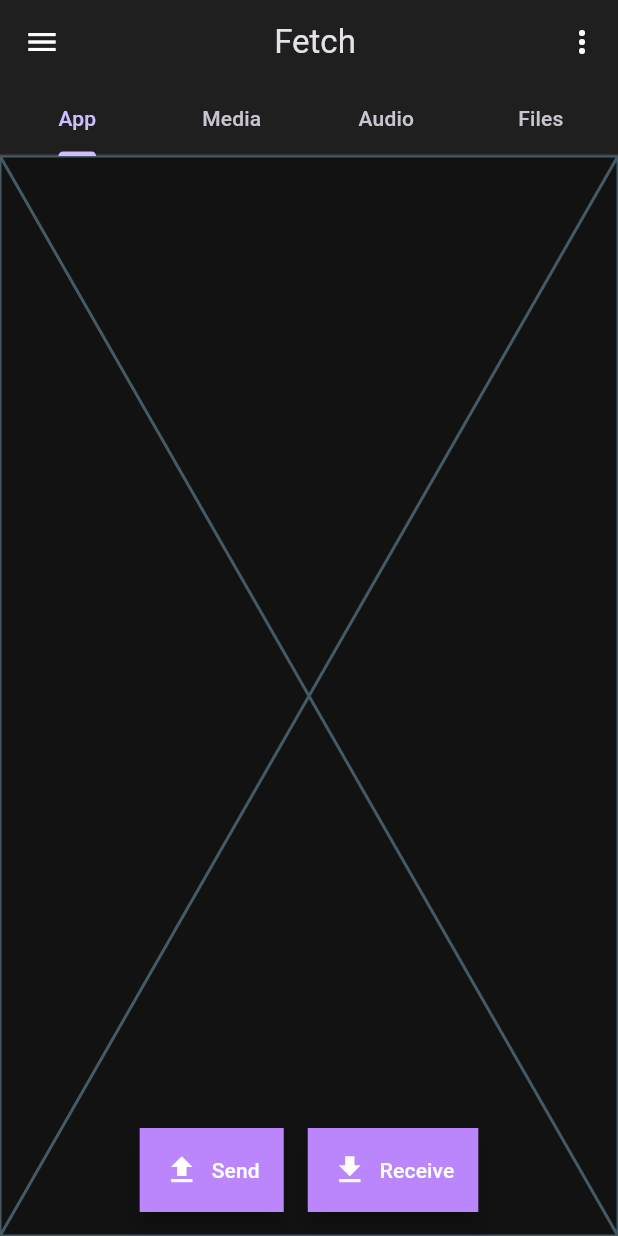
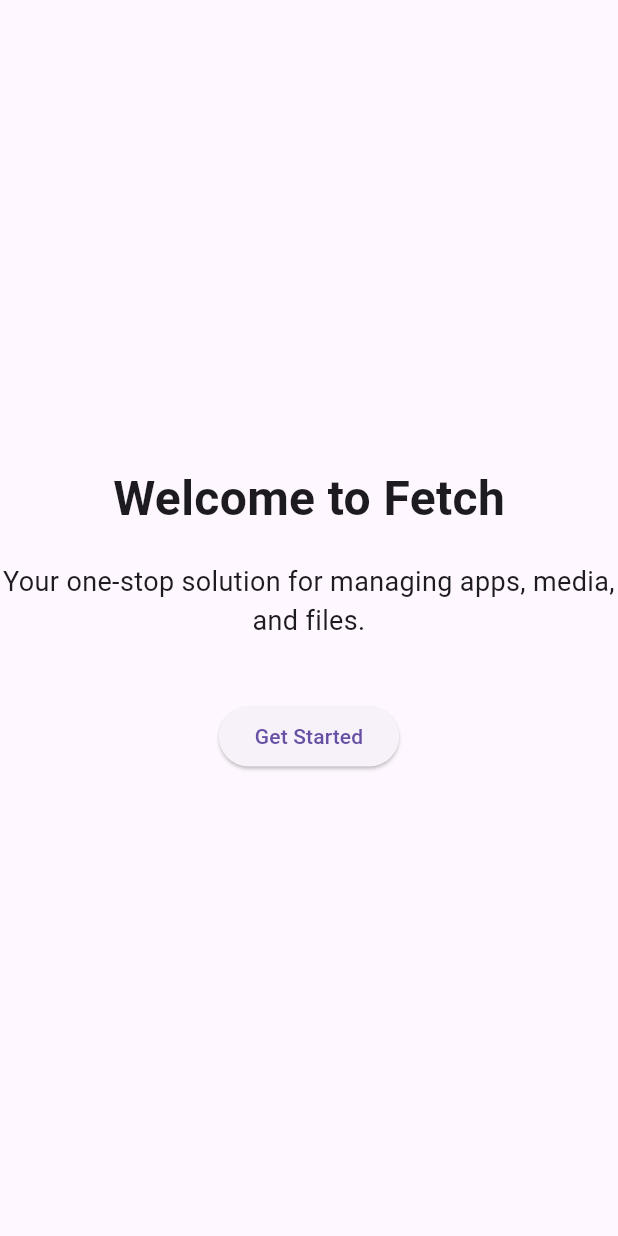
Before and after one commit to Aniket911cpu/Fetch, a Flutter app: the screen it shows after launch, on a phone screen of 412 x 824 dp. Run offline on Flutter 3.47's test engine with Material 3 defaults, Android fonts, the phone set to English and light mode, and no system bars; our stand-ins replace shared_preferences.

Commit message:
Major Flaws Fixed with improved UI

```diff
--- a/lib/Applist.dart
+++ b/lib/Applist.dart
@@ -1,4 +1,5 @@
 import 'package:flutter/material.dart';
+
 class Applist extends StatefulWidget {
   const Applist({super.key});
 
@@ -9,6 +10,6 @@ class Applist extends StatefulWidget {
 class _ApplistState extends State<Applist> {
   @override
   Widget build(BuildContext context) {
-    return const Placeholder();
+    return Scaffold();
   }
 }
--- a/lib/AudioList.dart
+++ b/lib/AudioList.dart
@@ -9,6 +9,6 @@ class Audiolist extends StatefulWidget {
 class _AudiolistState extends State<Audiolist> {
   @override
   Widget build(BuildContext context) {
-    return const Placeholder();
+    return const Scaffold();
   }
 }
--- a/lib/Filelist.dart
+++ b/lib/Filelist.dart
@@ -9,6 +9,6 @@ class Filelist extends StatefulWidget {
 class _FilelistState extends State<Filelist> {
   @override
   Widget build(BuildContext context) {
-    return const Placeholder();
+    return Scaffold();
   }
 }
--- a/lib/HomePage.dart
+++ b/lib/HomePage.dart
@@ -1,12 +1,14 @@
 import 'package:flutter/material.dart';
-
 import 'Applist.dart';
 import 'AudioList.dart';
 import 'Filelist.dart';
-import 'Medialist.dart';
+import 'MediaList.dart';
+import 'package:fetch/Onboarding/OnboardingPage.dart';
 
 class HomePage extends StatefulWidget {
-  const HomePage({super.key});
+  final ValueNotifier<ThemeMode> themeMode;
+
+  const HomePage({super.key, required this.themeMode});
 
   @override
   State<HomePage> createState() => _HomePageState();
@@ -14,11 +16,13 @@ class HomePage extends StatefulWidget {
 
 class _HomePageState extends State<HomePage> with SingleTickerProviderStateMixin {
   late TabController _tabController;
+  String _username = 'Guest';
+  String _avatar = 'lib/assets/default_avatar.png';
 
   @override
   void initState() {
     super.initState();
-    _tabController = TabController(length: 5, vsync: this);
+    _tabController = TabController(length: 4, vsync: this);
   }
 
   @override
@@ -33,16 +37,16 @@ class _HomePageState extends State<HomePage> with SingleTickerProviderStateMixin
       appBar: AppBar(
         title: const Center(child: Text('Fetch')),
         actions: [
-          IconButton(
-            icon: const Icon(Icons.more_vert),
-            onPressed: () {
-              // Action for the icon button
+          Switch(
+            value: widget.themeMode.value == ThemeMode.dark,
+            onChanged: (value) {
+              widget.themeMode.value = value ? ThemeMode.dark : ThemeMode.light;
             },
           ),
         ],
         bottom: TabBar(
           controller: _tabController,
-          isScrollable: false,
+          isScrollable: true,
           tabs: const [
             Tab(text: 'App'),
             Tab(text: 'Media'),
@@ -54,17 +58,26 @@ class _HomePageState extends State<HomePage> with SingleTickerProviderStateMixin
       drawer: Drawer(
         child: ListView(
           padding: EdgeInsets.zero,
-          children: const <Widget>[
+          children: <Widget>[
             DrawerHeader(
               decoration: BoxDecoration(
                 color: Colors.blue,
               ),
-              child: Text(
-                'Menu',
-                style: TextStyle(
-                  color: Colors.white,
-                  fontSize: 24,
-                ),
+              child: Column(
+                children: [
+                  CircleAvatar(
+                    backgroundImage: AssetImage(_avatar),
+                    radius: 40,
+                  ),
+                  SizedBox(height: 10),
+                  Text(
+                    _username,
+                    style: TextStyle(
+                      color: Colors.white,
+                      fontSize: 24,
+                    ),
+                  ),
+                ],
               ),
             ),
             ListTile(
@@ -101,7 +114,7 @@ class _HomePageState extends State<HomePage> with SingleTickerProviderStateMixin
             label: const Text('Send'),
             icon: const Icon(Icons.upload),
             heroTag: 'Send',
-            shape: const RoundedRectangleBorder(),
+            shape: RoundedRectangleBorder(),
             extendedPadding: const EdgeInsets.all(16.0),
           ),
           const SizedBox(width: 16),
@@ -112,7 +125,7 @@ class _HomePageState extends State<HomePage> with SingleTickerProviderStateMixin
             label: const Text('Receive'),
             icon: const Icon(Icons.download),
             heroTag: 'Receive',
-            shape: const RoundedRectangleBorder(),
+            shape: RoundedRectangleBorder(),
             extendedPadding: const EdgeInsets.all(16.0),
           ),
         ],
--- a/lib/Medialist.dart
+++ b/lib/Medialist.dart
@@ -9,6 +9,6 @@ class MediaList extends StatefulWidget {
 class _MediaListState extends State<MediaList> {
   @override
   Widget build(BuildContext context) {
-    return const Placeholder();
+    return Scaffold();
   }
 }
--- /dev/null
+++ b/lib/Onboarding/OnboardingPage.dart
@@ -0,0 +1,33 @@
+import 'package:flutter/material.dart';
+import 'package:shared_preferences/shared_preferences.dart';
+import '../HomePage.dart';
+import 'WelcomePage.dart';
+import 'avatar.dart';
+import 'signin.dart';
+
+class OnboardingPage extends StatelessWidget {
+  final PageController _pageController = PageController();
+
+  @override
+  Widget build(BuildContext context) {
+    return Scaffold(
+      body: PageView(
+        controller: _pageController,
+        children: [
+          WelcomePage(),
+          AvatarSelectionPage(),
+          SignInPage(onComplete: _completeOnboarding),
+        ],
+      ),
+    );
+  }
+
+  void _completeOnboarding(BuildContext context) async {
+    SharedPreferences prefs = await SharedPreferences.getInstance();
+    await prefs.setBool('isFirstRun', false);
+    Navigator.pushReplacement(
+      context,
+      MaterialPageRoute(builder: (context) => HomePage(themeMode: ValueNotifier(ThemeMode.light))),
+    );
+  }
+}
--- /dev/null
+++ b/lib/Onboarding/WelcomePage.dart
@@ -0,0 +1,37 @@
+import 'package:flutter/material.dart';
+
+class WelcomePage extends StatelessWidget {
+  @override
+  Widget build(BuildContext context) {
+    return Scaffold(
+      body: Center(
+        child: Column(
+          mainAxisAlignment: MainAxisAlignment.center,
+          children: [
+            Text(
+              'Welcome to Fetch',
+              style: TextStyle(fontSize: 32, fontWeight: FontWeight.bold),
+            ),
+            SizedBox(height: 20),
+            Text(
+              'Your one-stop solution for managing apps, media, and files.',
+              textAlign: TextAlign.center,
+              style: TextStyle(fontSize: 18),
+            ),
+            SizedBox(height: 40),
+            ElevatedButton(
+              onPressed: () {
+                PageController controller = PageController();
+                controller.nextPage(
+                  duration: Duration(milliseconds: 300),
+                  curve: Curves.easeIn,
+                );
+              },
+              child: Text('Get Started'),
+            ),
+          ],
+        ),
+      ),
+    );
+  }
+}
--- a/lib/colors.dart
+++ /dev/null
@@ -1,15 +0,0 @@
-import 'package:flutter/material.dart';
-
-class AppColors {
-  static const Color primary = Color(0xFF1F1F1F);
-  static const Color secondary = Color(0xFF2C2C2C);
-  static const Color accent = Color(0xFFBB86FC);
-  static const Color background = Color(0xFF121212);
-  static const Color surface = Color(0xFF1E1E1E);
-  static const Color error = Color(0xFFCF6679);
-  static const Color onPrimary = Color(0xFFFFFFFF);
-  static const Color onSecondary = Color(0xFFB0B0B0);
-  static const Color onBackground = Color(0xFFE0E0E0);
-  static const Color onSurface = Color(0xFFE0E0E0);
-  static const Color onError = Color(0xFF000000);
-}
--- a/lib/main.dart
+++ b/lib/main.dart
@@ -1,39 +1,34 @@
 import 'package:flutter/material.dart';
+import 'package:shared_preferences/shared_preferences.dart';
 import 'HomePage.dart';
-import 'colors.dart';
+import 'Onboarding/OnboardingPage.dart';
 
-void main() {
-  runApp(MyApp());
+void main() async {
+  WidgetsFlutterBinding.ensureInitialized();
+  SharedPreferences prefs = await SharedPreferences.getInstance();
+  bool isFirstRun = prefs.getBool('isFirstRun') ?? true;
+
+  runApp(MyApp(isFirstRun: isFirstRun));
 }
 
 class MyApp extends StatelessWidget {
+  final bool isFirstRun;
+  final ValueNotifier<ThemeMode> _themeMode = ValueNotifier(ThemeMode.light);
+
+  MyApp({required this.isFirstRun});
+
   @override
   Widget build(BuildContext context) {
-    return MaterialApp(
-      theme: ThemeData(
-        brightness: Brightness.dark,
-        primaryColor: AppColors.primary,
-        hintColor: AppColors.accent,
-        scaffoldBackgroundColor: AppColors.background,
-        cardColor: AppColors.error,
-        appBarTheme: const AppBarTheme(
-          color: AppColors.primary,
-          iconTheme: IconThemeData(color: AppColors.onPrimary),
-        ),
-        floatingActionButtonTheme: const FloatingActionButtonThemeData(
-          backgroundColor: AppColors.accent,
-          foregroundColor: AppColors.onPrimary,
-        ),
-        textTheme: const TextTheme(
-          bodyLarge: TextStyle(color: AppColors.onBackground),
-          bodyMedium: TextStyle(color: AppColors.onBackground),
-        ),
-        buttonTheme: const ButtonThemeData(
-          buttonColor: AppColors.accent,
-          textTheme: ButtonTextTheme.primary,
-        ),
-      ),
-      home: const HomePage(),
+    return ValueListenableBuilder<ThemeMode>(
+      valueListenable: _themeMode,
+      builder: (context, currentMode, child) {
+        return MaterialApp(
+          theme: ThemeData.light(),
+          darkTheme: ThemeData.dark(),
+          themeMode: currentMode,
+          home: isFirstRun ? OnboardingPage() : HomePage(themeMode: _themeMode),
+        );
+      },
     );
   }
 }
--- a/pubspec.yaml
+++ b/pubspec.yaml
@@ -35,8 +35,7 @@ dependencies:
   # The following adds the Cupertino Icons font to your application.
   # Use with the CupertinoIcons class for iOS style icons.
   cupertino_icons: ^1.0.8
-  device_apps: ^2.2.0
-  mailto: ^2.0.0
+  shared_preferences: ^2.3.2
 
 dev_dependencies:
   flutter_test:
```
Also changed, not shown: lib/Onboarding/avatar.dart (added, +45 -0 lines), lib/Onboarding/signin.dart (added, +58 -0 lines), pubspec.lock, 28 other files.
